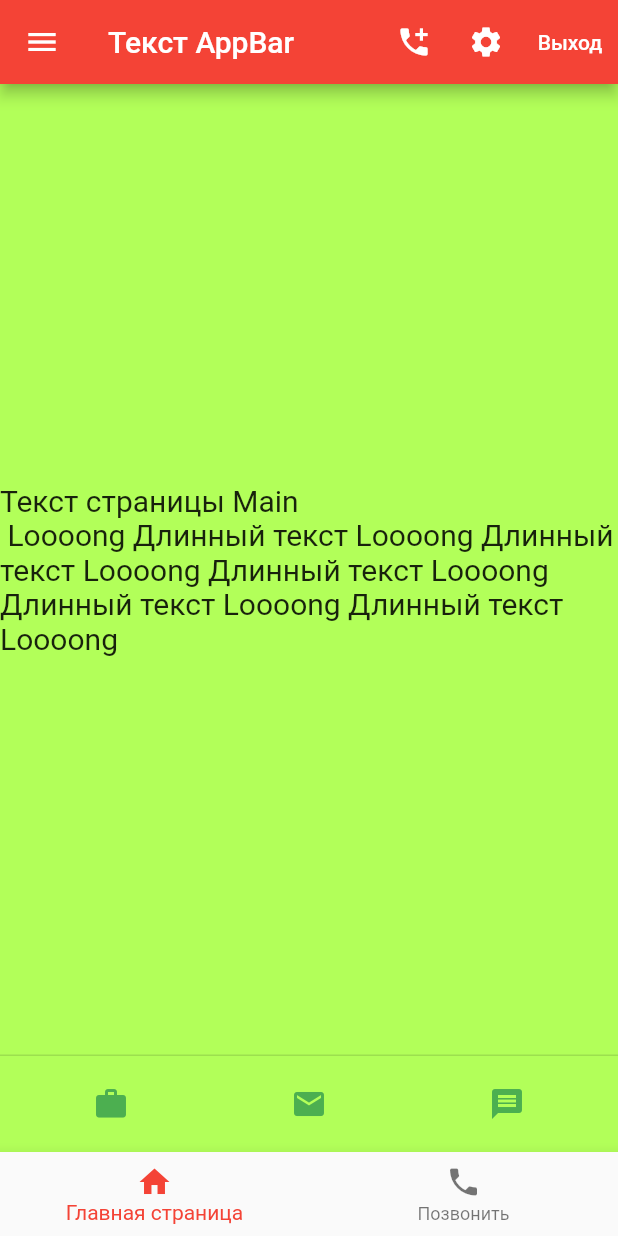
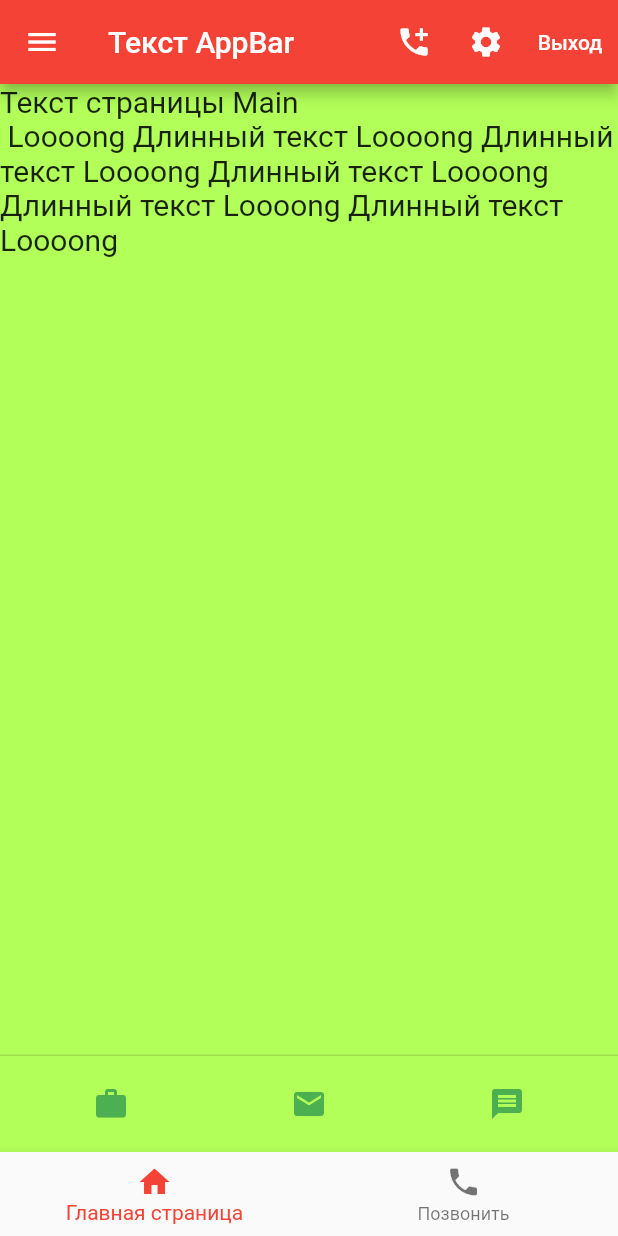
Before and after one commit to YriiBlackMsk/pizza, a Flutter app: the screen it shows after launch, on a phone screen of 412 x 824 dp. Run offline on Flutter 3.47's test engine with Material 2 defaults, Android fonts, the phone set to English and light mode, and no system bars; our stand-ins replace google_fonts, syncfusion_flutter_sliders; missing offline and left inert: sliding_switch; Roboto replaces fonts that are missing (Arial Black, Hind).

Commit message:
Кейс-задание 2.4 немного осталось

```diff
--- a/lib/navigation.dart
+++ b/lib/navigation.dart
@@ -15,13 +15,23 @@ class NavigationDrawer extends StatefulWidget { //(стейтфул виджет
 class _NavigationDrawerState extends State<NavigationDrawer> { //2 класс используется для отрисовки текущего состояния, реакция
   final _messengerKey = GlobalKey<ScaffoldMessengerState>(); //скафолд всплывающие сообшения о переходе
 
-  int _selectedIndex = 0; ////состоит из 2х частей, это часть 1 - запоминает какую кнопку нажали в BottomNavigationbar
+  int _selectedIndex = 0; //состоит из 2х частей, это часть 1 - запоминает какую кнопку нажали в BottomNavigationbar
   void _onItemTapped(var text) {
   setState(() {
   _selectedIndex = text;
   });
   }
 
+/*отдельно вынесенная функция аппбар для удобства не работает с текстовой кнопкой
+  PreferredSizeWidget _appBar() => AppBar(
+    title: const Text('Текст AppBar '), //текст заголовка аппбар
+    actions: [ //икноки аппбар
+      IconButton(icon: const Icon(Icons.add_call), tooltip: 'Уведомления', onPressed: () {},),
+      IconButton(icon: const Icon(Icons.settings),tooltip: 'Уведомления', onPressed: () {},),
+      TextButton (child: const Text ('Выход'), onPressed: () {},),
+    ],
+  );
+*/
   @override
   Widget build(BuildContext context) {
     final ButtonStyle buttonStyle = TextButton.styleFrom(
@@ -31,9 +41,13 @@ class _NavigationDrawerState extends State<NavigationDrawer> { //2 класс и
       drawerDragStartBehavior: DragStartBehavior.down, //скорость вытаскивания ящика, стоит более быстрое открывание
       drawerEdgeDragWidth: 70, //расстояние от левого края откуда начинает работать возможность вытащить ящик
 
-      body: const Center(
-          child: Text(Strings.longBodyText1),), //текст глвной страницы
-      appBar: AppBar(
+      body: const SingleChildScrollView(
+        child: Center(
+            child: Text(Strings.longBodyText1),),
+      ), //текст глвной страницы
+
+      // appBar: _appBar(), //хедер
+      appBar: AppBar( //локальный вариант, вынесена в отдельную функцию
         title: const Text('Текст AppBar '), //текст заголовка аппбар
         actions: <Widget>[ //икноки аппбар
           IconButton(onPressed: () {}, icon: const Icon(Icons.add_call)),
@@ -41,6 +55,7 @@ class _NavigationDrawerState extends State<NavigationDrawer> { //2 класс и
           TextButton(onPressed: () {}, child: const Text('Выход'), style: buttonStyle),
         ],
       ),
+
       drawer: SizedBox(
           width: 250,
         child: Drawer( //бургер
@@ -126,9 +141,9 @@ class _NavigationDrawerState extends State<NavigationDrawer> { //2 класс и
            ],
           ),
         ),
-      ),
+      ), //бургер
 
-     persistentFooterButtons: [ //футер
+     persistentFooterButtons: [ //футер три кнопки
       Row(
         children: [
           Expanded(
@@ -163,12 +178,14 @@ class _NavigationDrawerState extends State<NavigationDrawer> { //2 класс и
         ],
       ),
      ],
+
       bottomNavigationBar: BottomNavigationBar(items: const [
         BottomNavigationBarItem(icon: Icon(Icons.home), label: 'Главная страница'),
         BottomNavigationBarItem(icon: Icon(Icons.phone), label: 'Позвонить'),
       ],
           currentIndex: _selectedIndex, onTap: _onItemTapped //состоит из 2х частей, это часть 2 - запоминает какую кнопку нажали в BottomNavigationbar
-      ),
+      ), //нижние две кнопки
+
     );
   }
 }
```
